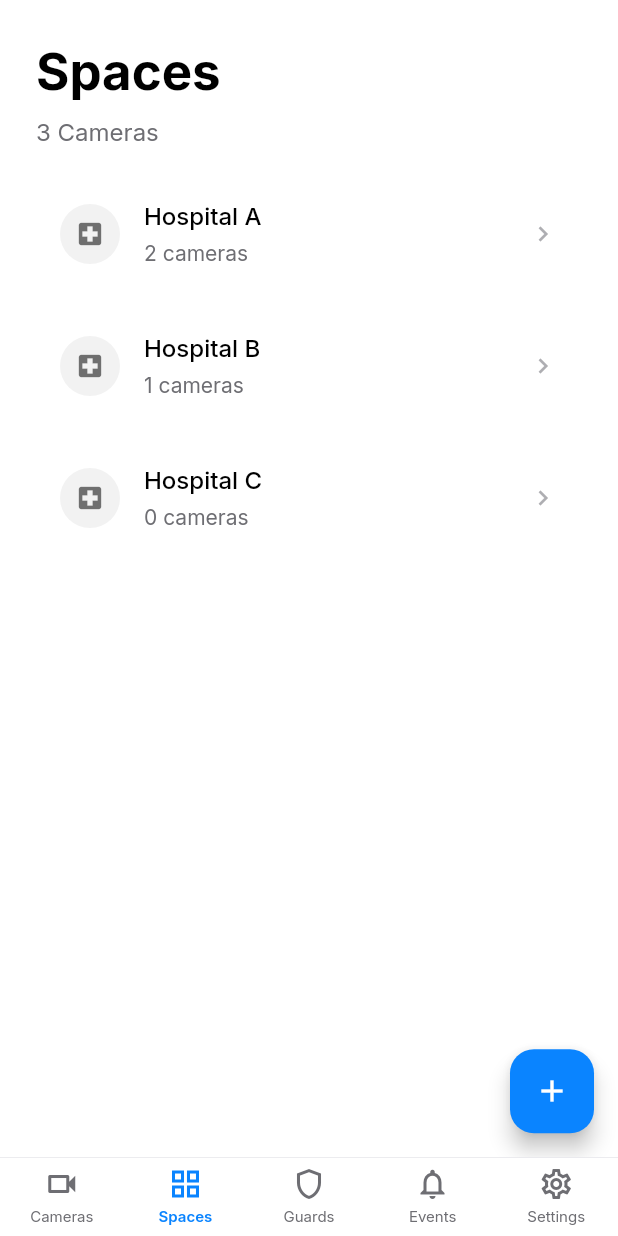
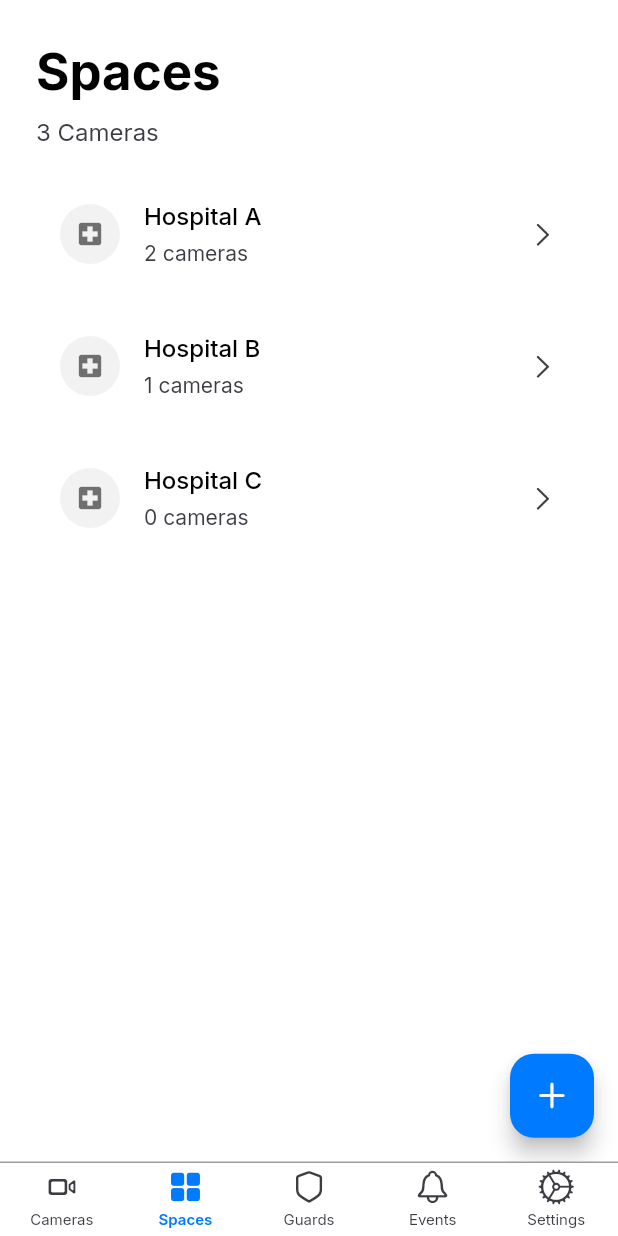
Before and after one commit to Kedar002/orin, a Flutter app: the AppShell screen opened directly, item 2 of the bottom bar chosen, on a phone screen of 412 x 824 dp. Run offline on Flutter 3.47's test engine with Material 3 defaults, Android fonts, the phone set to English and light mode, and no system bars; our stand-ins replace google_fonts, video_player; network calls fail.

Commit message:
icons fonts changed

```diff
--- a/lib/core/theme/app_colors.dart
+++ b/lib/core/theme/app_colors.dart
@@ -1,41 +1,66 @@
 import 'package:flutter/material.dart';
 
-/// Apple-inspired color palette
-/// Neutral base with one primary accent color
+/// iOS SF Colors palette
+/// Official Apple system colors for authentic iOS design
 class AppColors {
   AppColors._();
 
   // PRIMARY ACCENT COLOR
-  /// Deep blue accent - calm and confident
-  static const Color primary = Color(0xFF0A84FF);
-  static const Color primaryDark = Color(0xFF0066CC);
+  /// iOS Blue - System primary color
+  static const Color primary = Color(0xFF007AFF);
+  static const Color primaryDark = Color(0xFF0A84FF);
 
-  // NEUTRAL LIGHT THEME
+  // iOS SYSTEM COLORS
+  static const Color systemRed = Color(0xFFFF3B30);
+  static const Color systemRedDark = Color(0xFFFF453A);
+
+  static const Color systemGreen = Color(0xFF34C759);
+  static const Color systemGreenDark = Color(0xFF30D158);
+
+  static const Color systemOrange = Color(0xFFFF9500);
+  static const Color systemOrangeDark = Color(0xFFFF9F0A);
+
+  static const Color systemYellow = Color(0xFFFFCC00);
+  static const Color systemYellowDark = Color(0xFFFFD60A);
+
+  static const Color systemTeal = Color(0xFF5AC8FA);
+  static const Color systemTealDark = Color(0xFF64D2FF);
+
+  static const Color systemIndigo = Color(0xFF5856D6);
+  static const Color systemIndigoDark = Color(0xFF5E5CE6);
+
+  static const Color systemPurple = Color(0xFFAF52DE);
+  static const Color systemPurpleDark = Color(0xFFBF5AF2);
+
+  static const Color systemPink = Color(0xFFFF2D55);
+  static const Color systemPinkDark = Color(0xFFFF375F);
+
+  // NEUTRAL LIGHT THEME (iOS System Backgrounds)
   static const Color backgroundLight = Color(0xFFFFFFFF);
-  static const Color surfaceLight = Color(0xFFF5F5F7);
+  static const Color surfaceLight = Color(0xFFF2F2F7);
   static const Color cardLight = Color(0xFFFFFFFF);
 
-  // TEXT LIGHT THEME
+  // TEXT LIGHT THEME (iOS Label Colors)
   static const Color textPrimaryLight = Color(0xFF000000);
-  static const Color textSecondaryLight = Color(0xFF6E6E73);
-  static const Color textTertiaryLight = Color(0xFFAEAEB2);
+  static const Color textSecondaryLight = Color(0xFF3C3C43);
+  static const Color textTertiaryLight = Color(0xFF3C3C43);
 
-  // NEUTRAL DARK THEME
+  // NEUTRAL DARK THEME (iOS System Backgrounds)
   static const Color backgroundDark = Color(0xFF000000);
   static const Color surfaceDark = Color(0xFF1C1C1E);
   static const Color cardDark = Color(0xFF2C2C2E);
 
-  // TEXT DARK THEME
+  // TEXT DARK THEME (iOS Label Colors)
   static const Color textPrimaryDark = Color(0xFFFFFFFF);
-  static const Color textSecondaryDark = Color(0xFF98989D);
-  static const Color textTertiaryDark = Color(0xFF636366);
+  static const Color textSecondaryDark = Color(0xFFEBEBF5);
+  static const Color textTertiaryDark = Color(0xFFEBEBF5);
 
-  // STATUS COLORS (subtle, not alarming)
-  static const Color success = Color(0xFF34C759);
-  static const Color warning = Color(0xFFFF9500);
-  static const Color error = Color(0xFFFF3B30);
+  // STATUS COLORS (map to iOS system colors)
+  static const Color success = systemGreen;
+  static const Color warning = systemOrange;
+  static const Color error = systemRed;
 
-  // DIVIDERS & BORDERS
-  static const Color dividerLight = Color(0xFFE5E5EA);
-  static const Color dividerDark = Color(0xFF38383A);
+  // DIVIDERS & BORDERS (iOS Separator Colors)
+  static const Color dividerLight = Color(0xFF3C3C43);
+  static const Color dividerDark = Color(0xFF545458);
 }
--- a/lib/core/theme/app_theme.dart
+++ b/lib/core/theme/app_theme.dart
@@ -33,7 +33,7 @@ class AppTheme {
       elevation: 0,
       margin: EdgeInsets.zero,
       shape: RoundedRectangleBorder(
-        borderRadius: BorderRadius.all(Radius.circular(12)),
+        borderRadius: BorderRadius.all(Radius.circular(10)),
       ),
     ),
 
@@ -81,18 +81,18 @@ class AppTheme {
       filled: true,
       fillColor: AppColors.surfaceLight,
       border: OutlineInputBorder(
-        borderRadius: BorderRadius.circular(12),
+        borderRadius: BorderRadius.circular(10),
         borderSide: BorderSide.none,
       ),
       enabledBorder: OutlineInputBorder(
-        borderRadius: BorderRadius.circular(12),
+        borderRadius: BorderRadius.circular(10),
         borderSide: BorderSide.none,
       ),
       focusedBorder: OutlineInputBorder(
-        borderRadius: BorderRadius.circular(12),
+        borderRadius: BorderRadius.circular(10),
         borderSide: const BorderSide(color: AppColors.primary, width: 2),
       ),
-      contentPadding: const EdgeInsets.symmetric(horizontal: 16, vertical: 16),
+      contentPadding: const EdgeInsets.symmetric(horizontal: 16, vertical: 12),
     ),
 
     // Elevated Button Theme
@@ -101,12 +101,12 @@ class AppTheme {
         backgroundColor: AppColors.primary,
         foregroundColor: Colors.white,
         elevation: 0,
-        padding: const EdgeInsets.symmetric(horizontal: 24, vertical: 16),
+        padding: const EdgeInsets.symmetric(horizontal: 20, vertical: 12),
         shape: RoundedRectangleBorder(
-          borderRadius: BorderRadius.circular(12),
+          borderRadius: BorderRadius.circular(10),
         ),
         textStyle: AppTypography.button,
-        minimumSize: const Size(0, 48),
+        minimumSize: const Size(0, 44),
       ),
     ),
 
@@ -116,15 +116,15 @@ class AppTheme {
         foregroundColor: AppColors.primary,
         padding: const EdgeInsets.symmetric(horizontal: 16, vertical: 12),
         textStyle: AppTypography.button,
-        minimumSize: const Size(0, 48),
+        minimumSize: const Size(0, 44),
       ),
     ),
 
     // Divider Theme
     dividerTheme: const DividerThemeData(
       color: AppColors.dividerLight,
-      thickness: 0.5,
-      space: 1,
+      thickness: 0.33,
+      space: 0.33,
     ),
   );
 
@@ -153,7 +153,7 @@ class AppTheme {
       elevation: 0,
       margin: EdgeInsets.zero,
       shape: RoundedRectangleBorder(
-        borderRadius: BorderRadius.all(Radius.circular(12)),
+        borderRadius: BorderRadius.all(Radius.circular(10)),
       ),
     ),
 
@@ -201,18 +201,18 @@ class AppTheme {
       filled: true,
       fillColor: AppColors.surfaceDark,
       border: OutlineInputBorder(
-        borderRadius: BorderRadius.circular(12),
+        borderRadius: BorderRadius.circular(10),
         borderSide: BorderSide.none,
       ),
       enabledBorder: OutlineInputBorder(
-        borderRadius: BorderRadius.circular(12),
+        borderRadius: BorderRadius.circular(10),
         borderSide: BorderSide.none,
       ),
       focusedBorder: OutlineInputBorder(
-        borderRadius: BorderRadius.circular(12),
+        borderRadius: BorderRadius.circular(10),
         borderSide: const BorderSide(color: AppColors.primary, width: 2),
       ),
-      contentPadding: const EdgeInsets.symmetric(horizontal: 16, vertical: 16),
+      contentPadding: const EdgeInsets.symmetric(horizontal: 16, vertical: 12),
     ),
 
     // Elevated Button Theme
@@ -221,12 +221,12 @@ class AppTheme {
         backgroundColor: AppColors.primary,
         foregroundColor: Colors.white,
         elevation: 0,
-        padding: const EdgeInsets.symmetric(horizontal: 24, vertical: 16),
+        padding: const EdgeInsets.symmetric(horizontal: 20, vertical: 12),
         shape: RoundedRectangleBorder(
-          borderRadius: BorderRadius.circular(12),
+          borderRadius: BorderRadius.circular(10),
         ),
         textStyle: AppTypography.button,
-        minimumSize: const Size(0, 48),
+        minimumSize: const Size(0, 44),
       ),
     ),
 
@@ -236,7 +236,7 @@ class AppTheme {
         foregroundColor: AppColors.primary,
         padding: const EdgeInsets.symmetric(horizontal: 16, vertical: 12),
         textStyle: AppTypography.button,
-        minimumSize: const Size(0, 48),
+        minimumSize: const Size(0, 44),
       ),
     ),
 
--- a/lib/core/widgets/clean_card.dart
+++ b/lib/core/widgets/clean_card.dart
@@ -79,7 +79,7 @@ class _CleanCardState extends State<CleanCard> with SingleTickerProviderStateMix
         onTapDown: _handleTapDown,
         onTapUp: _handleTapUp,
         onTapCancel: _handleTapCancel,
-        borderRadius: BorderRadius.circular(12),
+        borderRadius: BorderRadius.circular(10),
         child: card,
       );
 
--- a/lib/core/widgets/video_thumbnail.dart
+++ b/lib/core/widgets/video_thumbnail.dart
@@ -1,4 +1,5 @@
 import 'package:flutter/material.dart';
+import 'package:flutter/cupertino.dart';
 import 'package:video_player/video_player.dart';
 
 /// Reusable video thumbnail widget
@@ -52,7 +53,7 @@ class _VideoThumbnailState extends State<VideoThumbnail> {
         color: Colors.black,
         child: Center(
           child: Icon(
-            Icons.play_circle_outline,
+            CupertinoIcons.play_circle,
             color: Colors.white.withOpacity(0.3),
             size: 32,
           ),
--- a/lib/navigation/app_shell.dart
+++ b/lib/navigation/app_shell.dart
@@ -1,4 +1,5 @@
 import 'package:flutter/material.dart';
+import 'package:flutter/cupertino.dart';
 import '../screens/command_center/command_center_screen.dart';
 import '../screens/spaces/spaces_screen.dart';
 import '../screens/guards/guards_screen.dart';
@@ -29,28 +30,28 @@ class _AppShellState extends State<AppShell> {
 
   final List<_NavItem> _navItems = const [
     _NavItem(
-      icon: Icons.videocam_outlined,
-      activeIcon: Icons.videocam,
+      icon: CupertinoIcons.videocam,
+      activeIcon: CupertinoIcons.videocam_fill,
       label: 'Cameras',
     ),
     _NavItem(
-      icon: Icons.grid_view_outlined,
-      activeIcon: Icons.grid_view,
+      icon: CupertinoIcons.square_grid_2x2,
+      activeIcon: CupertinoIcons.square_grid_2x2_fill,
       label: 'Spaces',
     ),
     _NavItem(
-      icon: Icons.shield_outlined,
-      activeIcon: Icons.shield,
+      icon: CupertinoIcons.shield,
+      activeIcon: CupertinoIcons.shield_fill,
       label: 'Guards',
     ),
     _NavItem(
-      icon: Icons.notifications_outlined,
-      activeIcon: Icons.notifications,
+      icon: CupertinoIcons.bell,
+      activeIcon: CupertinoIcons.bell_fill,
       label: 'Events',
     ),
     _NavItem(
-      icon: Icons.settings_outlined,
-      activeIcon: Icons.settings,
+      icon: CupertinoIcons.settings,
+      activeIcon: CupertinoIcons.settings_solid,
       label: 'Settings',
     ),
   ];
@@ -77,7 +78,7 @@ class _AppShellState extends State<AppShell> {
         child: SafeArea(
           top: false,
           child: SizedBox(
-            height: 52,
+            height: 49,
             child: Row(
               mainAxisAlignment: MainAxisAlignment.spaceAround,
               children: List.generate(_navItems.length, (index) {
@@ -148,7 +149,7 @@ class _NavBarButton extends StatelessWidget {
           children: [
             Icon(
               isSelected ? item.activeIcon : item.icon,
-              size: 24,
+              size: 25,
               color: color,
             ),
             const SizedBox(height: 2),
--- a/lib/screens/auth/login_screen.dart
+++ b/lib/screens/auth/login_screen.dart
@@ -1,4 +1,5 @@
 import 'package:flutter/material.dart';
+import 'package:flutter/cupertino.dart';
 import '../../core/theme/app_colors.dart';
 import '../../navigation/app_shell.dart';
 
@@ -147,8 +148,8 @@ class _LoginScreenState extends State<LoginScreen> {
                     suffixIcon: IconButton(
                       icon: Icon(
                         _obscurePassword
-                            ? Icons.visibility_off_outlined
-                            : Icons.visibility_outlined,
+                            ? CupertinoIcons.eye_slash
+                            : CupertinoIcons.eye,
                         color: isDark
                             ? AppColors.textSecondaryDark
                             : AppColors.textSecondaryLight,
--- a/lib/screens/events/events_screen.dart
+++ b/lib/screens/events/events_screen.dart
@@ -1,4 +1,5 @@
 import 'package:flutter/material.dart';
+import 'package:flutter/cupertino.dart';
 import '../../core/constants/app_spacing.dart';
 import '../../core/widgets/empty_state.dart';
 import '../../core/theme/app_colors.dart';
@@ -224,7 +225,7 @@ class EventsScreen extends StatelessWidget {
                 borderRadius: BorderRadius.circular(6),
               ),
               child: Icon(
-                Icons.play_circle_outline,
+                CupertinoIcons.play_circle,
                 size: 24,
                 color: isDark
                     ? Colors.white.withOpacity(0.4)
@@ -276,7 +277,7 @@ class EventsScreen extends StatelessWidget {
 
             // Simple chevron
             Icon(
-              Icons.chevron_right,
+              CupertinoIcons.chevron_right,
               size: 20,
               color: isDark
                   ? AppColors.textTertiaryDark
--- a/lib/screens/guards/guards_screen.dart
+++ b/lib/screens/guards/guards_screen.dart
@@ -1,4 +1,5 @@
 import 'package:flutter/material.dart';
+import 'package:flutter/cupertino.dart';
 import '../../core/constants/app_spacing.dart';
 import '../../core/widgets/clean_card.dart';
 import '../../core/theme/app_colors.dart';
@@ -124,7 +125,7 @@ class _GuardsScreenState extends State<GuardsScreen> {
       ),
       floatingActionButton: FloatingActionButton(
         onPressed: () => _showAddGuardSheet(context),
-        child: const Icon(Icons.add),
+        child: const Icon(CupertinoIcons.add),
       ),
     );
   }
@@ -207,7 +208,7 @@ class _GuardsScreenState extends State<GuardsScreen> {
 
           // Chevron
           Icon(
-            Icons.chevron_right,
+            CupertinoIcons.chevron_right,
             size: 20,
             color: isDark
                 ? AppColors.textTertiaryDark
--- a/lib/screens/settings/settings_screen.dart
+++ b/lib/screens/settings/settings_screen.dart
@@ -1,4 +1,5 @@
 import 'package:flutter/material.dart';
+import 'package:flutter/cupertino.dart';
 import '../../core/constants/app_spacing.dart';
 import '../../core/theme/app_colors.dart';
 
@@ -208,7 +209,7 @@ class SettingsScreen extends StatelessWidget {
               ),
             ),
             Icon(
-              Icons.chevron_right,
+              CupertinoIcons.chevron_right,
               size: 20,
               color: isDark
                   ? AppColors.textTertiaryDark
--- a/lib/screens/spaces/spaces_screen.dart
+++ b/lib/screens/spaces/spaces_screen.dart
@@ -1,4 +1,5 @@
 import 'package:flutter/material.dart';
+import 'package:flutter/cupertino.dart';
 import '../../core/constants/app_spacing.dart';
 import '../../core/widgets/clean_card.dart';
 import '../../core/theme/app_colors.dart';
@@ -130,7 +131,7 @@ class _SpacesScreenState extends State<SpacesScreen> {
       ),
       floatingActionButton: FloatingActionButton(
         onPressed: () => _showAddSpaceSheet(context),
-        child: const Icon(Icons.add),
+        child: const Icon(CupertinoIcons.add),
       ),
     );
   }
@@ -204,7 +205,7 @@ class _SpacesScreenState extends State<SpacesScreen> {
 
           // Chevron
           Icon(
-            Icons.chevron_right,
+            CupertinoIcons.chevron_right,
             size: 20,
             color: isDark
                 ? AppColors.textTertiaryDark
```
Also changed, not shown: lib/core/constants/security_colors.dart (+15 -15 lines), lib/screens/cameras/camera_viewer_screen.dart (+36 -35 lines), lib/screens/cameras/cameras_grid_screen.dart (+7 -6 lines), lib/screens/command_center/command_center_screen.dart (+5 -4 lines), lib/screens/events/event_detail_screen.dart (+7 -6 lines), lib/screens/guards/guard_detail_screen.dart (+4 -3 lines), lib/screens/onboarding/onboarding_screen.dart (+4 -3 lines), lib/screens/spaces/live_camera_screen.dart (+6 -5 lines), lib/screens/spaces/space_detail_screen.dart (+17 -16 lines).
